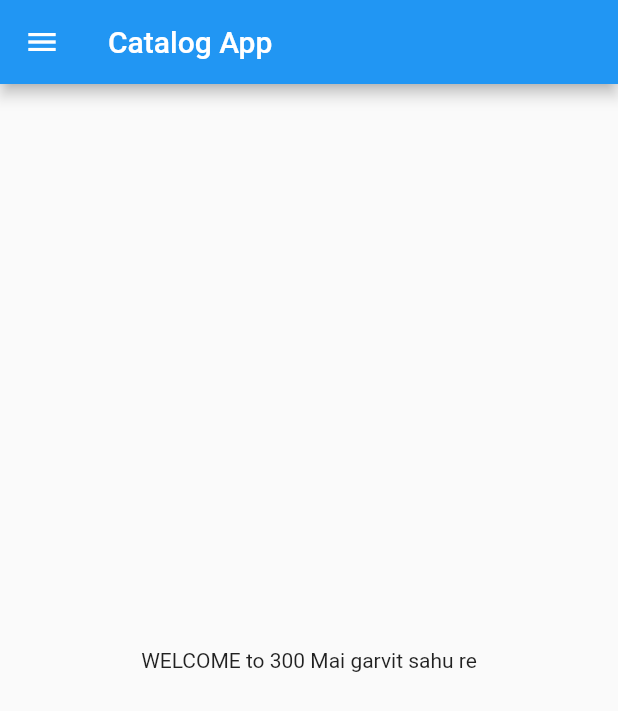
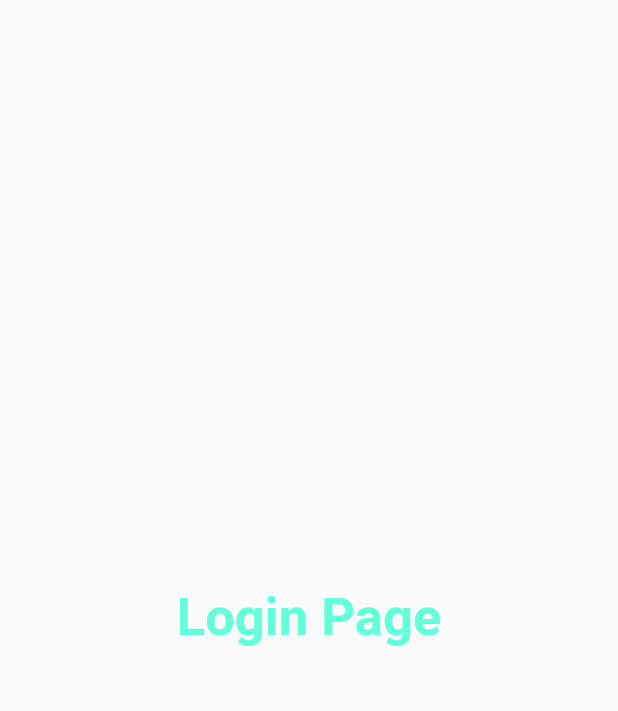
Before and after one commit to Akhil31261/LearningApp, a Flutter app: the screen it shows after launch, on a phone screen of 412 x 824 dp. Shown: the top 711 px of the screen. Run offline on Flutter 3.47's test engine with Material 2 defaults, Android fonts, the phone set to English and light mode, and no system bars.

Commit message:
Day-3 completed

```diff
--- a/lib/main.dart
+++ b/lib/main.dart
@@ -1,6 +1,8 @@
 import 'package:flutter/material.dart';
 
-import 'home_page.dart';
+import 'pages/home_page.dart';
+
+import 'pages/login_page.dart';
 
 void main() {
   runApp(MyApp());
@@ -11,7 +13,15 @@ class MyApp extends StatelessWidget {
   @override
   Widget build(BuildContext context) {
     return MaterialApp(
-      home: HomePage(),
+      //  home: HomePage(),
+      themeMode: ThemeMode.light,
+      theme: ThemeData(primarySwatch: Colors.deepPurple),
+      darkTheme:
+          ThemeData(brightness: Brightness.dark, primarySwatch: Colors.red),
+      routes: {
+        "/": (context) => LoginPage(),
+        "/login": (context) => LoginPage(),
+      },
     );
   }
 }
--- a/lib/home_page.dart
+++ b/lib/pages/home_page.dart
@@ -5,8 +5,8 @@ class HomePage extends StatelessWidget {
 
   @override
   Widget build(BuildContext context) {
-    final int days = 300;
-    final String name = "Mai garvit sahu re";
+    final int days = 3;
+    final String name = "MASDQWEWQ";
 
     return Scaffold(
       appBar: AppBar(
--- /dev/null
+++ b/lib/pages/login_page.dart
@@ -0,0 +1,16 @@
+import 'package:flutter/material.dart';
+
+class LoginPage extends StatelessWidget {
+  const LoginPage({Key? key}) : super(key: key);
+
+  @override
+  Widget build(BuildContext context) {
+    return Material(
+        child: Center(
+            child: Text("Login Page",
+                style: TextStyle(
+                    fontSize: 35,
+                    color: Colors.tealAccent,
+                    fontWeight: FontWeight.bold))));
+  }
+}
```
